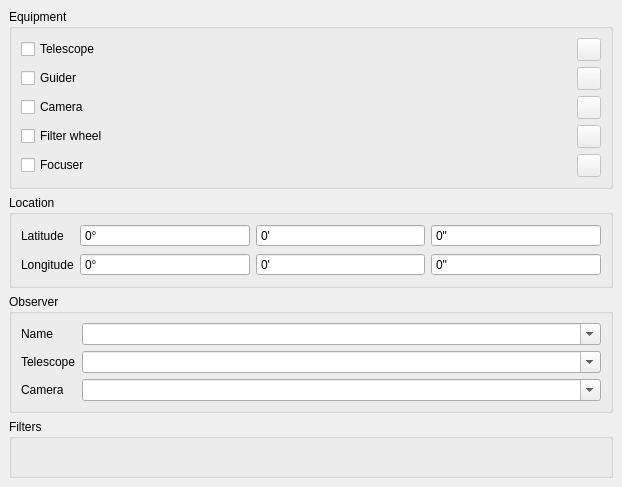
The window that qt/frames/settings.ui (EthanChappel/Ecliptic) describes before a commit, drawn with Qt 5.
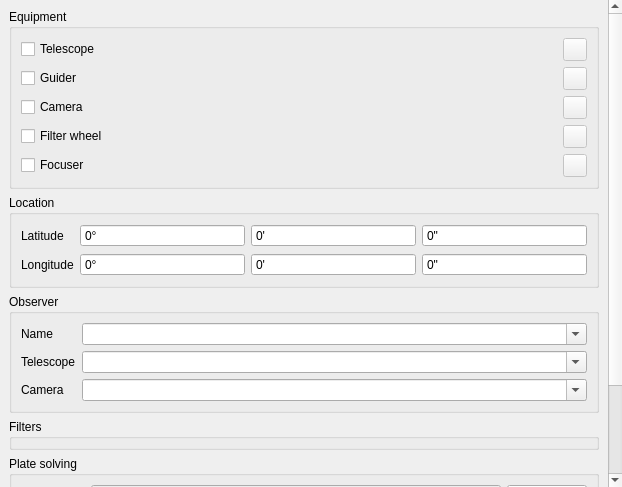
The same window after the commit. Icons and pictures are not drawn.

Commit message: Add plate solve section to settings

The edit to the form file:
```diff
--- a/qt/frames/settings.ui
+++ b/qt/frames/settings.ui
@@ -44,9 +44,9 @@
       <property name="geometry">
        <rect>
         <x>0</x>
-        <y>0</y>
-        <width>622</width>
-        <height>487</height>
+        <y>-203</y>
+        <width>605</width>
+        <height>690</height>
        </rect>
       </property>
       <layout class="QVBoxLayout" name="verticalLayout">
@@ -422,6 +422,58 @@
          </property>
         </widget>
        </item>
+       <item>
+        <widget class="QGroupBox" name="plate_solving_group_box">
+         <property name="title">
+          <string>Plate solving</string>
+         </property>
+         <layout class="QFormLayout" name="formLayout_2">
+          <item row="0" column="0">
+           <widget class="QRadioButton" name="astap_radio">
+            <property name="enabled">
+             <bool>false</bool>
+            </property>
+            <property name="text">
+             <string>ASTAP</string>
+            </property>
+            <property name="checked">
+             <bool>true</bool>
+            </property>
+           </widget>
+          </item>
+          <item row="0" column="1">
+           <layout class="QHBoxLayout" name="horizontalLayout">
+            <item>
+             <widget class="QLineEdit" name="astap_location_line_edit"/>
+            </item>
+            <item>
+             <widget class="QPushButton" name="astap_location_button">
+              <property name="text">
+               <string>Browse...</string>
+              </property>
+              <property name="autoDefault">
+               <bool>true</bool>
+              </property>
+              <property name="default">
+               <bool>false</bool>
+              </property>
+             </widget>
+            </item>
+           </layout>
+          </item>
+          <item row="1" column="0" colspan="2">
+           <widget class="QLabel" name="label">
+            <property name="text">
+             <string>&lt;html&gt;&lt;head/&gt;&lt;body&gt;&lt;p&gt;ASTAP is a free stacking and astrometric solver (plate solver) program. It has a powerful FITS viewer and the native astrometric solver can be used by Ecliptic or other imaging programs to synchronise the mount based on an image taken.&lt;/p&gt;&lt;p&gt;&lt;a href=&quot;http://www.hnsky.org/astap.htm&quot;&gt;&lt;span style=&quot; text-decoration: underline; color:#007af4;&quot;&gt;http://www.hnsky.org/astap.htm&lt;/span&gt;&lt;/a&gt;&lt;/p&gt;&lt;/body&gt;&lt;/html&gt;</string>
+            </property>
+            <property name="wordWrap">
+             <bool>true</bool>
+            </property>
+           </widget>
+          </item>
+         </layout>
+        </widget>
+       </item>
       </layout>
      </widget>
     </widget>
```
The commit also changes 2 other files.
